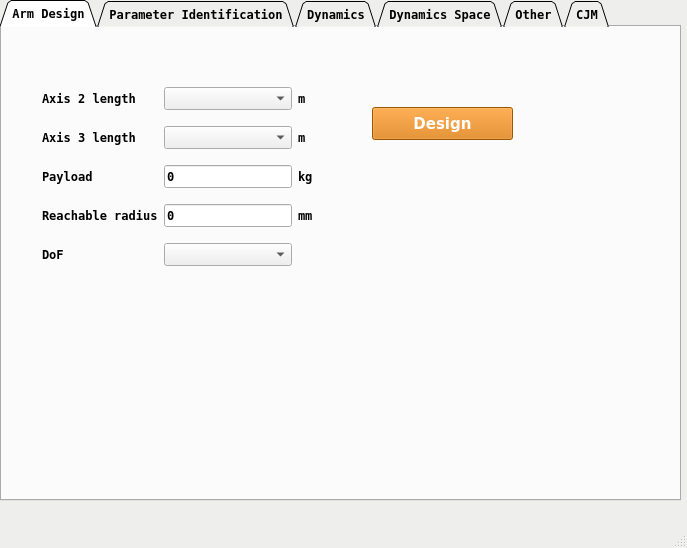
Above: interface_control/scripts/main.ui from SamKaiYang/Optimization-of-robotic-arm-design before the change. Below: the same form after it.
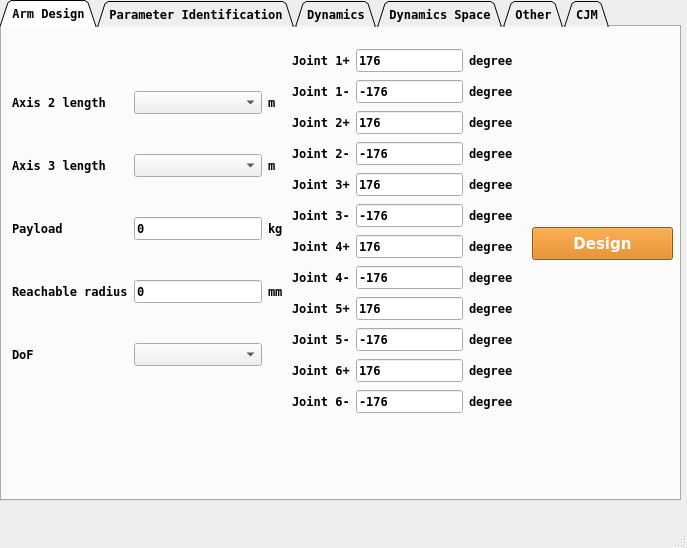
That is the form after the change. The open tabs and pages were chosen to show the change. Icons and pictures are not drawn. Custom widgets are drawn as their Qt base class.

Commit message: GUI set the joint angle limit ok

```diff
--- a/interface_control/scripts/main.ui
+++ b/interface_control/scripts/main.ui
@@ -122,10 +122,10 @@
      <widget class="QWidget" name="gridLayoutWidget">
       <property name="geometry">
        <rect>
-        <x>40</x>
-        <y>50</y>
+        <x>10</x>
+        <y>30</y>
         <width>271</width>
-        <height>201</height>
+        <height>348</height>
        </rect>
       </property>
       <layout class="QGridLayout" name="gridLayout">
@@ -220,8 +220,8 @@
      <widget class="QPushButton" name="btn_dynamics_design">
       <property name="geometry">
        <rect>
-        <x>370</x>
-        <y>80</y>
+        <x>530</x>
+        <y>200</y>
         <width>141</width>
         <height>33</height>
        </rect>
@@ -413,6 +413,270 @@
        <string>Design</string>
       </property>
      </widget>
+     <widget class="QWidget" name="gridLayoutWidget_2">
+      <property name="geometry">
+       <rect>
+        <x>290</x>
+        <y>20</y>
+        <width>221</width>
+        <height>380</height>
+       </rect>
+      </property>
+      <layout class="QGridLayout" name="gridLayout_2">
+       <item row="11" column="2">
+        <widget class="QLabel" name="label_46">
+         <property name="text">
+          <string>degree</string>
+         </property>
+        </widget>
+       </item>
+       <item row="0" column="0">
+        <widget class="QLabel" name="label_31">
+         <property name="text">
+          <string>Joint 1+</string>
+         </property>
+        </widget>
+       </item>
+       <item row="9" column="1">
+        <widget class="QLineEdit" name="lineEdit_joint5_">
+         <property name="text">
+          <string>-176</string>
+         </property>
+        </widget>
+       </item>
+       <item row="8" column="0">
+        <widget class="QLabel" name="label_51">
+         <property name="text">
+          <string>Joint 5+</string>
+         </property>
+        </widget>
+       </item>
+       <item row="5" column="0">
+        <widget class="QLabel" name="label_48">
+         <property name="text">
+          <string>Joint 3-</string>
+         </property>
+        </widget>
+       </item>
+       <item row="2" column="2">
+        <widget class="QLabel" name="label_35">
+         <property name="text">
+          <string>degree</string>
+         </property>
+        </widget>
+       </item>
+       <item row="9" column="2">
+        <widget class="QLabel" name="label_44">
+         <property name="text">
+          <string>degree</string>
+         </property>
+        </widget>
+       </item>
+       <item row="7" column="1">
+        <widget class="QLineEdit" name="lineEdit_joint4_">
+         <property name="text">
+          <string>-176</string>
+         </property>
+        </widget>
+       </item>
+       <item row="1" column="0">
+        <widget class="QLabel" name="label_32">
+         <property name="text">
+          <string>Joint 1-</string>
+         </property>
+        </widget>
+       </item>
+       <item row="4" column="1">
+        <widget class="QLineEdit" name="lineEdit_joint3">
+         <property name="text">
+          <string>176</string>
+         </property>
+        </widget>
+       </item>
+       <item row="3" column="2">
+        <widget class="QLabel" name="label_37">
+         <property name="text">
+          <string>degree</string>
+         </property>
+        </widget>
+       </item>
+       <item row="0" column="1">
+        <widget class="QLineEdit" name="lineEdit_joint1">
+         <property name="text">
+          <string>176</string>
+         </property>
+        </widget>
+       </item>
+       <item row="1" column="1">
+        <widget class="QLineEdit" name="lineEdit_joint1_">
+         <property name="text">
+          <string>-176</string>
+         </property>
+        </widget>
+       </item>
+       <item row="11" column="0">
+        <widget class="QLabel" name="label_54">
+         <property name="text">
+          <string>Joint 6-</string>
+         </property>
+        </widget>
+       </item>
+       <item row="4" column="2">
+        <widget class="QLabel" name="label_39">
+         <property name="text">
+          <string>degree</string>
+         </property>
+        </widget>
+       </item>
+       <item row="8" column="2">
+        <widget class="QLabel" name="label_43">
+         <property name="text">
+          <string>degree</string>
+         </property>
+        </widget>
+       </item>
+       <item row="7" column="2">
+        <widget class="QLabel" name="label_42">
+         <property name="text">
+          <string>degree</string>
+         </property>
+        </widget>
+       </item>
+       <item row="2" column="1">
+        <widget class="QLineEdit" name="lineEdit_joint2">
+         <property name="text">
+          <string>176</string>
+         </property>
+        </widget>
+       </item>
+       <item row="10" column="2">
+        <widget class="QLabel" name="label_45">
+         <property name="text">
+          <string>degree</string>
+         </property>
+        </widget>
+       </item>
+       <item row="7" column="0">
+        <widget class="QLabel" name="label_50">
+         <property name="text">
+          <string>Joint 4-</string>
+         </property>
+        </widget>
+       </item>
+       <item row="6" column="1">
+        <widget class="QLineEdit" name="lineEdit_joint4">
+         <property name="text">
+          <string>176</string>
+         </property>
+        </widget>
+       </item>
+       <item row="10" column="0">
+        <widget class="QLabel" name="label_53">
+         <property name="text">
+          <string>Joint 6+</string>
+         </property>
+        </widget>
+       </item>
+       <item row="3" column="0">
+        <widget class="QLabel" name="label_36">
+         <property name="text">
+          <string>Joint 2-</string>
+         </property>
+        </widget>
+       </item>
+       <item row="6" column="0">
+        <widget class="QLabel" name="label_49">
+         <property name="text">
+          <string>Joint 4+</string>
+         </property>
+        </widget>
+       </item>
+       <item row="10" column="1">
+        <widget class="QLineEdit" name="lineEdit_joint6">
+         <property name="text">
+          <string>176</string>
+         </property>
+        </widget>
+       </item>
+       <item row="3" column="1">
+        <widget class="QLineEdit" name="lineEdit_joint2_">
+         <property name="text">
+          <string>-176</string>
+         </property>
+        </widget>
+       </item>
+       <item row="8" column="1">
+        <widget class="QLineEdit" name="lineEdit_joint5">
+         <property name="text">
+          <string>176</string>
+         </property>
+        </widget>
+       </item>
+       <item row="5" column="1">
+        <widget class="QLineEdit" name="lineEdit_joint3_">
+         <property name="text">
+          <string>-176</string>
+         </property>
+        </widget>
+       </item>
+       <item row="6" column="2">
+        <widget class="QLabel" name="label_41">
+         <property name="text">
+          <string>degree</string>
+         </property>
+        </widget>
+       </item>
+       <item row="1" column="2">
+        <widget class="QLabel" name="label_38">
+         <property name="text">
+          <string>degree</string>
+         </property>
+        </widget>
+       </item>
+       <item row="0" column="2">
+        <widget class="QLabel" name="label_33">
+         <property name="text">
+          <string>degree</string>
+         </property>
+        </widget>
+       </item>
+       <item row="5" column="2">
+        <widget class="QLabel" name="label_40">
+         <property name="text">
+          <string>degree</string>
+         </property>
+        </widget>
+       </item>
+       <item row="9" column="0">
+        <widget class="QLabel" name="label_52">
+         <property name="text">
+          <string>Joint 5-</string>
+         </property>
+        </widget>
+       </item>
+       <item row="2" column="0">
+        <widget class="QLabel" name="label_34">
+         <property name="text">
+          <string>Joint 2+</string>
+         </property>
+        </widget>
+       </item>
+       <item row="4" column="0">
+        <widget class="QLabel" name="label_47">
+         <property name="text">
+          <string>Joint 3+</string>
+         </property>
+        </widget>
+       </item>
+       <item row="11" column="1">
+        <widget class="QLineEdit" name="lineEdit_joint6_">
+         <property name="text">
+          <string>-176</string>
+         </property>
+        </widget>
+       </item>
+      </layout>
+     </widget>
     </widget>
     <widget class="QWidget" name="tab">
      <attribute name="title">
```
Left out of the diff: 30 changed lines with no effect on the pictures. The commit also changes 8 other files.
